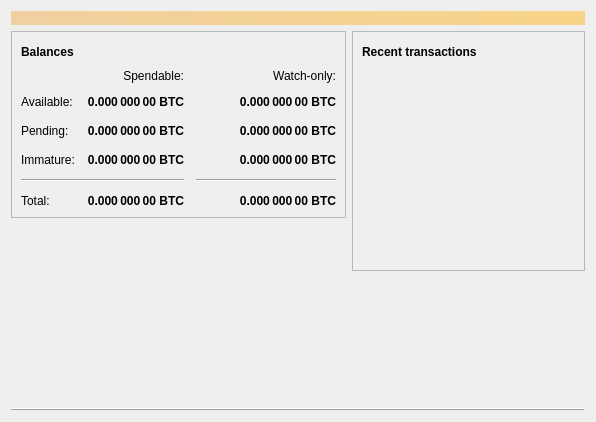
The window that src/qt/forms/overviewpage.ui (FeatherCoin/Feathercoin) describes before a commit, drawn with Qt 5.
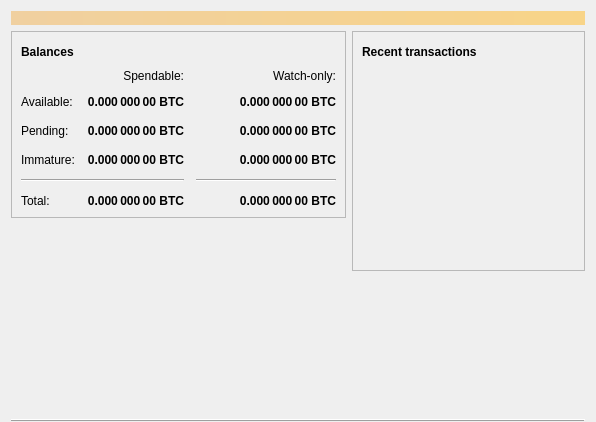
The same window after the commit. Icons and pictures are not drawn.

Commit message: includes a lineStatusBarDivide on the main UI pages, positioned at botton, Will need final review after merge

Patch:
```diff
--- a/src/qt/forms/overviewpage.ui
+++ b/src/qt/forms/overviewpage.ui
@@ -21,6 +21,9 @@
    <bool>true</bool>
   </property>
   <layout class="QVBoxLayout" name="topLayout">
+   <property name="bottomMargin">
+    <number>0</number>
+   </property>
    <item>
     <widget class="QLabel" name="labelAlerts">
      <property name="visible">
@@ -548,8 +551,8 @@
      </item>
     </layout>
    </item>
-   <item>
-    <widget class="Line" name="line_2">
+   <item alignment="Qt::AlignBottom">
+    <widget class="Line" name="StatusBarDividerLine">
      <property name="frameShadow">
       <enum>QFrame::Raised</enum>
      </property>
```
The commit also changes 4 other files.
